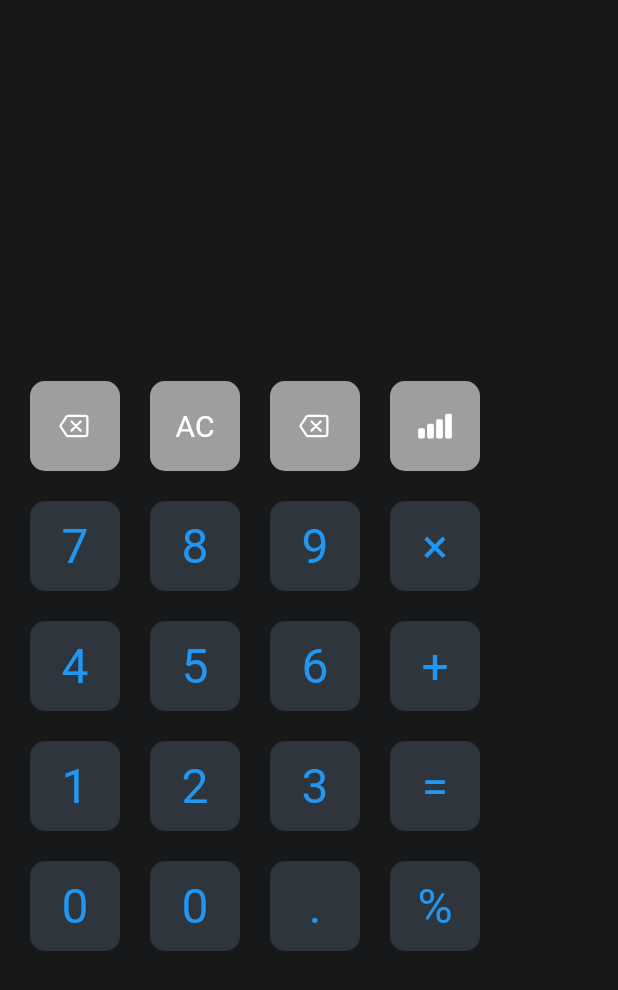
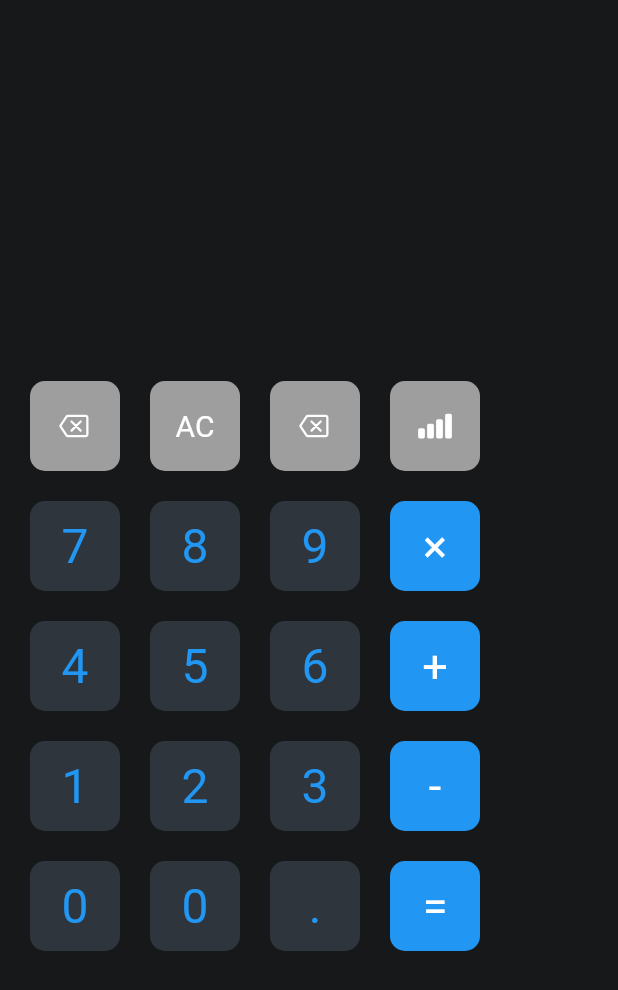
Before and after one commit to ayed87/calculator_app, a Flutter app: the screen it shows after launch, on a phone screen of 412 x 824 dp. Shown: the top 990 px of the screen. Run offline on Flutter 3.47's test engine with Material 2 defaults, Android fonts, the phone set to English and light mode, and no system bars; our stand-ins replace ionicons.

Commit message:
new widget is created (operator button) and used in claculator_page.dart

```diff
--- /dev/null
+++ b/lib/components/operator_button.dart
@@ -0,0 +1,30 @@
+import 'package:calculator/constants.dart';
+import 'package:flutter/material.dart';
+
+class OperatorButton extends StatelessWidget {
+  String sign;
+  VoidCallback? onpress;
+  OperatorButton({required this.sign, this.onpress});
+
+  @override
+  Widget build(BuildContext context) {
+    return GestureDetector(
+      onTap: onpress,
+      child: Container(
+        margin: EdgeInsets.all(10),
+        width: 60,
+        height: 60,
+        decoration: BoxDecoration(
+          color: Colors.blue.shade500,
+          borderRadius: BorderRadius.circular(10),
+        ),
+        child: Center(
+          child: Text(
+            sign.toString(),
+            style: TextStyle(color: Colors.white, fontSize: 30),
+          ),
+        ),
+      ),
+    );
+  }
+}
--- a/lib/pages/calculator_page.dart
+++ b/lib/pages/calculator_page.dart
@@ -3,6 +3,7 @@ import 'package:calculator/constants.dart';
 import 'package:calculator/components/number_widget.dart';
 import 'package:calculator/components/function_widget.dart';
 import 'package:ionicons/ionicons.dart';
+import 'package:calculator/components/operator_button.dart';
 
 class CalculatorPage extends StatefulWidget {
   @override
@@ -191,32 +192,32 @@ class _CalculatorPageState extends State<CalculatorPage> {
                           });
                         },
                       ),
-                      NumberWidget(
-                        number: '×',
+                      OperatorButton(
+                        sign: '×',
                         onpress: () {
                           setState(() {
                             changeResult('-');
                           });
                         },
                       ),
-                      NumberWidget(
-                        number: '+',
+                      OperatorButton(
+                        sign: '+',
                         onpress: () {
                           setState(() {
                             changeResult('6');
                           });
                         },
                       ),
-                      NumberWidget(
-                        number: '=',
+                      OperatorButton(
+                        sign: '-',
                         onpress: () {
                           setState(() {
                             changeResult('3');
                           });
                         },
                       ),
-                      NumberWidget(
-                        number: '%',
+                      OperatorButton(
+                        sign: '=',
                         onpress: () {
                           setState(() {
                             changeResult('.');
```
